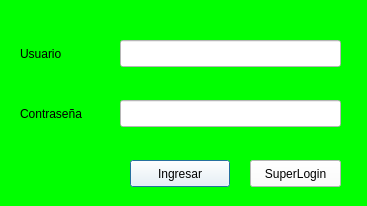
First picture: the form in login_dialog_base.ui, repository sykCatastro/qgis, before the edit.
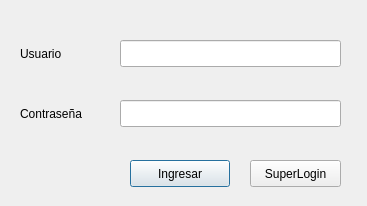
Second picture: the form after the edit.

The edit to the form file:
```diff
--- a/login_dialog_base.ui
+++ b/login_dialog_base.ui
@@ -11,10 +11,7 @@
    </rect>
   </property>
   <property name="windowTitle">
-   <string>SGC - Login QA</string>
-  </property>
-  <property name="styleSheet">
-   <string notr="true">background-color: rgb(0, 255, 0);</string>
+   <string>SGC - Login</string>
   </property>
   <widget class="QLineEdit" name="lineEdit_user">
    <property name="geometry">
@@ -25,9 +22,6 @@
      <height>27</height>
     </rect>
    </property>
-   <property name="styleSheet">
-    <string notr="true">background-color: rgb(255, 255, 255);</string>
-   </property>
    <property name="maxLength">
     <number>30</number>
    </property>
@@ -41,9 +35,6 @@
      <height>27</height>
     </rect>
    </property>
-   <property name="styleSheet">
-    <string notr="true">background-color: rgb(255, 255, 255);</string>
-   </property>
    <property name="maxLength">
     <number>30</number>
    </property>
@@ -86,9 +77,6 @@
      <height>27</height>
     </rect>
    </property>
-   <property name="styleSheet">
-    <string notr="true">background-color: rgb(255, 255, 255);</string>
-   </property>
    <property name="text">
     <string>Ingresar</string>
    </property>
@@ -102,9 +90,6 @@
      <height>27</height>
     </rect>
    </property>
-   <property name="styleSheet">
-    <string notr="true">background-color: rgb(255, 255, 255);</string>
-   </property>
    <property name="text">
     <string>SuperLogin</string>
    </property>
```
